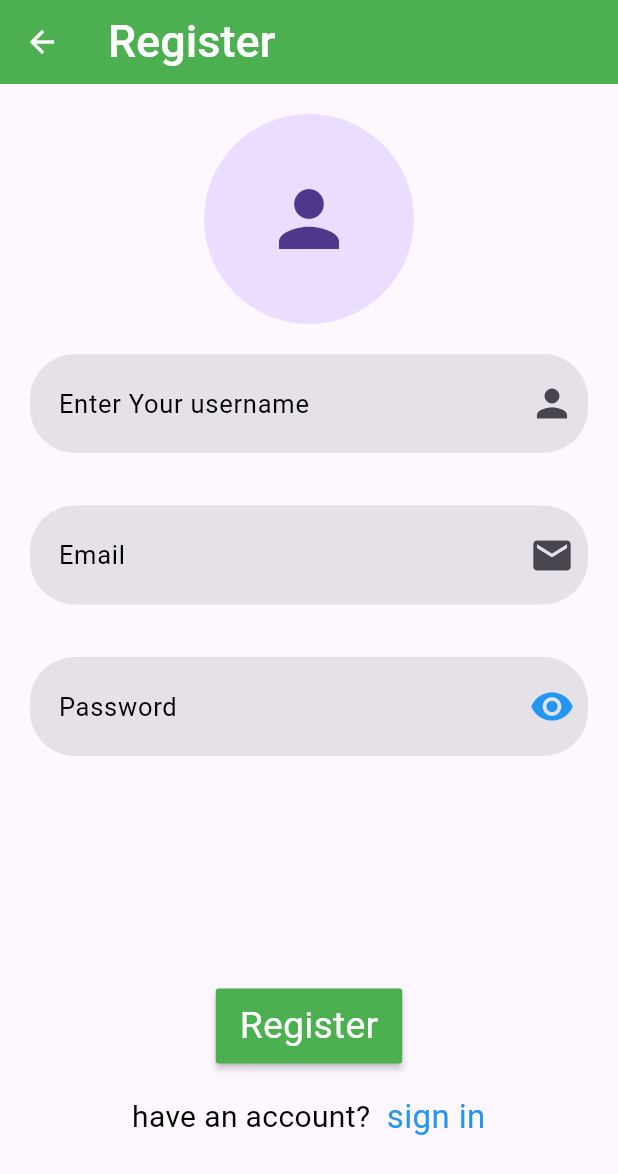
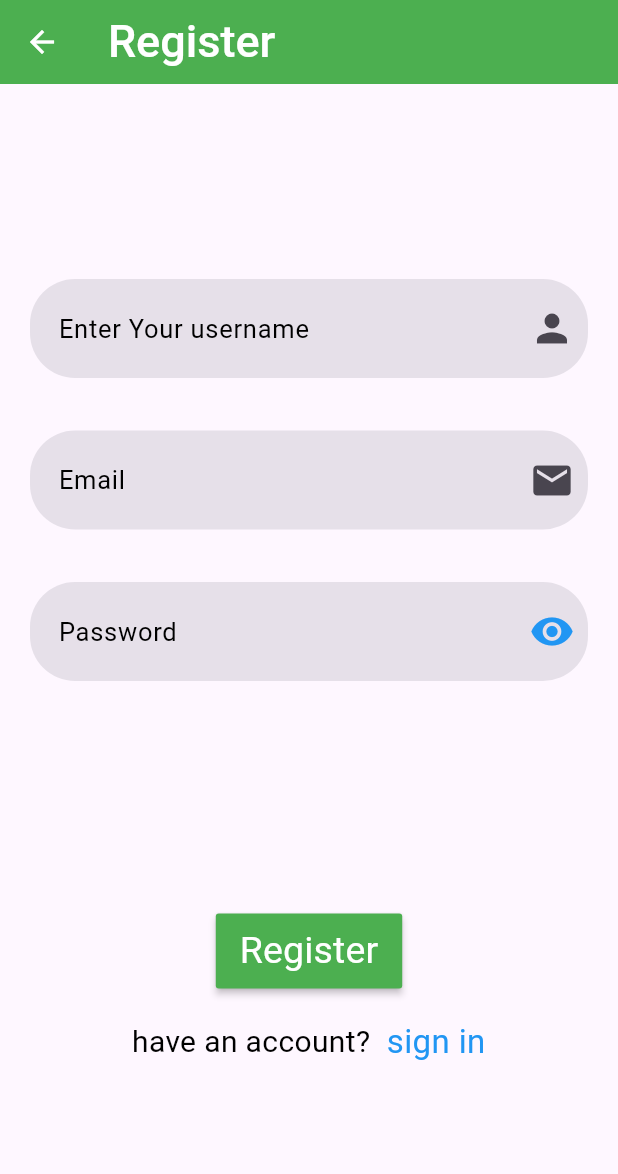
Before and after one commit to MahmoudSayed28/simple_ecommerce, a Flutter app: the RegisterView screen opened by its route, on a phone screen of 412 x 824 dp. Shown: the top 1174 px of the screen. Run offline on Flutter 3.47's test engine with Material 3 defaults, Android fonts, the phone set to English and light mode, and no system bars; drawn by our look-alikes of modal_progress_hud_nsn; our stand-ins replace firebase_auth, firebase_core; accounts and stored records are empty.

Commit message:
first commit

```diff
--- a/lib/views/register_view.dart
+++ b/lib/views/register_view.dart
@@ -42,14 +42,14 @@ class _RegisterViewState extends State<RegisterView> {
             child: Column(
               children: [
                 const SizedBox(
-                  height: 20,
+                  height: 110,
                 ),
-                const Center(
-                  child: CircleAvatar(
-                    radius: 70,
-                    child: Icon(Icons.person, size: 60),
-                  ),
-                ),
+                // const Center(
+                //   child: CircleAvatar(
+                //     radius: 70,
+                //     child: Icon(Icons.person, size: 60),
+                //   ),
+                // ),
                 CustomTextField(
                   ispassword: false,
                   hintText: 'Enter Your username',
```
